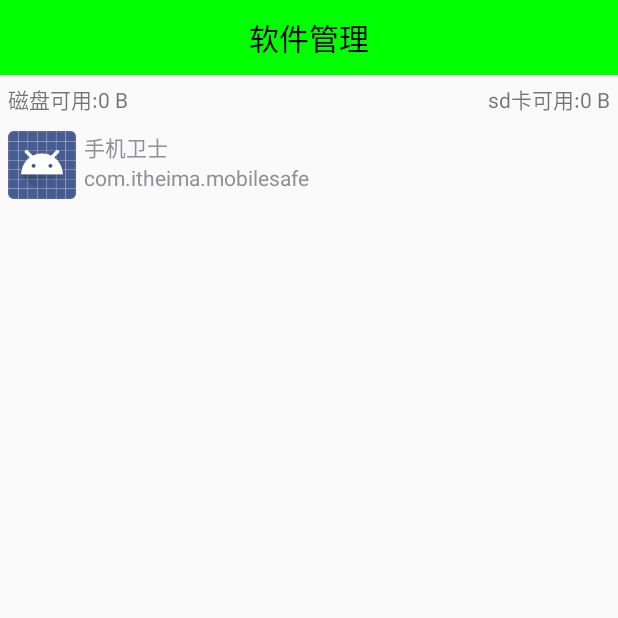
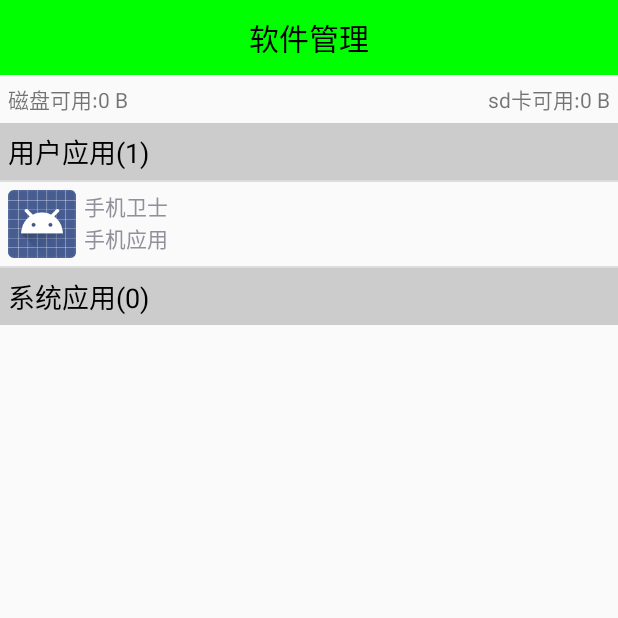
Before and after one commit to lb2281075105/mobilesafe, an Android app: the AppManagerActivity screen opened directly, with no data from a screen before it, on a phone screen of 412 x 824 dp, the top half of it. Run offline under Robolectric (Android 15) with nearby library versions, the phone set to English and light mode, and no system bars.

Commit message:
listview分组

```diff
--- a/app/src/main/java/com/itheima/mobilesafe/activity/AppManagerActivity.java
+++ b/app/src/main/java/com/itheima/mobilesafe/activity/AppManagerActivity.java
@@ -21,6 +21,7 @@ import com.itheima.mobilesafe.R;
 import com.itheima.mobilesafe.db.domain.AppInfo;
 import com.itheima.mobilesafe.engine.AppInfoProvider;
 
+import java.util.ArrayList;
 import java.util.List;
 
 public class AppManagerActivity extends AppCompatActivity {
@@ -38,6 +39,8 @@ public class AppManagerActivity extends AppCompatActivity {
             listView.setAdapter(myAdapter);
         }
     };
+    private List<AppInfo> mCustomList;
+    private List<AppInfo> mSystomList;
 
     @Override
     protected void onCreate(@Nullable Bundle savedInstanceState) {
@@ -53,6 +56,17 @@ public class AppManagerActivity extends AppCompatActivity {
             @Override
             public void run() {
                 appInfoList = AppInfoProvider.getAppInfoList(getApplicationContext());
+
+                mSystomList = new ArrayList<AppInfo>();
+                mCustomList = new ArrayList<AppInfo>();
+
+                for (AppInfo appInfo : appInfoList){
+                    if (appInfo.isSystem){
+                        mSystomList.add(appInfo);
+                    }else {
+                        mCustomList.add(appInfo);
+                    }
+                }
 
                 mHandler.sendEmptyMessage(0);
 
@@ -80,13 +94,36 @@ public class AppManagerActivity extends AppCompatActivity {
 
     private class MyAdapter extends BaseAdapter{
         @Override
+        public int getViewTypeCount() {
+            return super.getViewTypeCount() + 1;
+        }
+
+        @Override
+        public int getItemViewType(int position) {
+            if (position == 0 || position == mCustomList.size() + 1){
+                return 0;
+            }else {
+                return 1;
+            }
+        }
+
+        @Override
         public int getCount() {
-            return appInfoList.size();
+            return mCustomList.size() + mSystomList.size() + 2;
         }
 
         @Override
         public AppInfo getItem(int i) {
-            return appInfoList.get(i);
+            if (i == 0 || i == mCustomList.size() + 1){
+                return null;
+            }else {
+                if (i < mCustomList.size() + 1){
+                    return mCustomList.get(i - 1);
+                }else {
+                    return mSystomList.get(i - mCustomList.size() - 2);
+                }
+            }
+
         }
 
         @Override
@@ -97,6 +134,25 @@ public class AppManagerActivity extends AppCompatActivity {
         @Override
         public View getView(int i, View view, ViewGroup viewGroup) {
 
+            int type = getItemViewType(i);
+            if (type == 0){
+                ViewTitleHolder viewHolder = null;
+                if (view == null){
+                    view = View.inflate(getApplicationContext(), R.layout.activity_appmanager_item_title,null);
+                    viewHolder = new ViewTitleHolder();
+                    viewHolder.tv_title = view.findViewById(R.id.tv_title);
+                    view.setTag(viewHolder);
+                }else {
+                    viewHolder = (ViewTitleHolder) view.getTag();
+                }
+                if (i == 0){
+                    viewHolder.tv_title.setText("用户应用("+ mCustomList.size()  +")");
+                }else {
+                    viewHolder.tv_title.setText("系统应用("+ mSystomList.size() +")");
+                }
+
+                return view;
+            }else {
                 ViewHolder viewHolder = null;
                 if (view == null){
                     view = View.inflate(getApplicationContext(), R.layout.activity_appmanager_item,null);
@@ -108,12 +164,21 @@ public class AppManagerActivity extends AppCompatActivity {
                 }else {
                     viewHolder = (ViewHolder) view.getTag();
                 }
-            AppInfo appInfo = appInfoList.get(i);
+                AppInfo appInfo = getItem(i);
                 viewHolder.tv_top.setText(appInfo.name);
                 viewHolder.tv_bottom.setText(appInfo.packageName);
                 viewHolder.iv_icon.setImageDrawable(appInfo.icon);
 
+                if (appInfo.isSdCard){
+                    viewHolder.tv_bottom.setText("sd卡应用");
+                }else {
+                    viewHolder.tv_bottom.setText("手机应用");
+                }
                 return view;
+            }
+
+
+
         }
     }
     // 静态的 不会创建多个对象
@@ -121,6 +186,11 @@ public class AppManagerActivity extends AppCompatActivity {
         TextView tv_top;
         TextView tv_bottom;
         ImageView iv_icon;
+        TextView tv_title;
+    }
+    // 静态的 不会创建多个对象
+    static class ViewTitleHolder {
+        TextView tv_title;
     }
     //int代表多少个G
     /**
--- /dev/null
+++ b/app/src/main/res/layout/activity_appmanager_item_title.xml
@@ -0,0 +1,15 @@
+<?xml version="1.0" encoding="utf-8"?>
+<LinearLayout xmlns:android="http://schemas.android.com/apk/res/android"
+    android:orientation="vertical" android:layout_width="match_parent"
+    android:layout_height="match_parent"
+    android:padding="5dp"
+    android:background="#ccc">
+
+    <TextView
+        android:id="@+id/tv_title"
+        android:textSize="18sp"
+        android:textColor="#000"
+        android:text="用户系统"
+        android:layout_width="match_parent"
+        android:layout_height="wrap_content"/>
+</LinearLayout>
```
Lines whose indentation alone changed are shown as unchanged.
